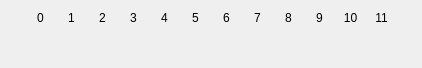
Qt form src/brickv/plugin_system/plugins/multi_touch/ui/multi_touch.ui (Tinkerforge/brickv) before a commit.
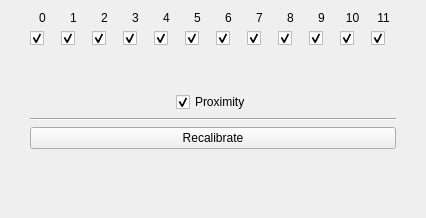
The same form after that commit.

Commit message: Add enable and calibrate buttons to Multi Touch Bricklet plugin

Patch:
```diff
--- a/src/brickv/plugin_system/plugins/multi_touch/ui/multi_touch.ui
+++ b/src/brickv/plugin_system/plugins/multi_touch/ui/multi_touch.ui
@@ -6,8 +6,8 @@
    <rect>
     <x>0</x>
     <y>0</y>
-    <width>422</width>
-    <height>68</height>
+    <width>426</width>
+    <height>218</height>
    </rect>
   </property>
   <property name="windowTitle">
@@ -15,7 +15,7 @@
   </property>
   <layout class="QVBoxLayout" name="verticalLayout">
    <item>
-    <layout class="QHBoxLayout" name="horizontalLayout">
+    <layout class="QHBoxLayout" name="horizontalLayout_2">
      <item>
       <spacer name="horizontalSpacer_2">
        <property name="orientation">
@@ -30,6 +30,10 @@
       </spacer>
      </item>
      <item>
+      <layout class="QVBoxLayout" name="verticalLayout_15">
+       <item>
+        <layout class="QHBoxLayout" name="horizontalLayout">
+         <item>
       <layout class="QVBoxLayout" name="verticalLayout_2">
        <item>
         <widget class="QLabel" name="label">
@@ -47,6 +51,20 @@
          </property>
         </widget>
        </item>
+           <item>
+            <layout class="QHBoxLayout" name="horizontalLayout_4">
+             <item>
+              <widget class="QCheckBox" name="cb_0">
+               <property name="text">
+                <string/>
+               </property>
+               <property name="checked">
+                <bool>true</bool>
+               </property>
+              </widget>
+             </item>
+            </layout>
+           </item>
        <item>
         <widget class="QLabel" name="mt_label_0">
          <property name="text">
@@ -74,6 +92,20 @@
          </property>
         </widget>
        </item>
+           <item>
+            <layout class="QHBoxLayout" name="horizontalLayout_5">
+             <item>
+              <widget class="QCheckBox" name="cb_1">
+               <property name="text">
+                <string/>
+               </property>
+               <property name="checked">
+                <bool>true</bool>
+               </property>
+              </widget>
+             </item>
+            </layout>
+           </item>
        <item>
         <widget class="QLabel" name="mt_label_1">
          <property name="text">
@@ -101,6 +133,20 @@
          </property>
         </widget>
        </item>
+           <item>
+            <layout class="QHBoxLayout" name="horizontalLayout_6">
+             <item>
+              <widget class="QCheckBox" name="cb_2">
+               <property name="text">
+                <string/>
+               </property>
+               <property name="checked">
+                <bool>true</bool>
+               </property>
+              </widget>
+             </item>
+            </layout>
+           </item>
        <item>
         <widget class="QLabel" name="mt_label_2">
          <property name="text">
@@ -128,6 +174,20 @@
          </property>
         </widget>
        </item>
+           <item>
+            <layout class="QHBoxLayout" name="horizontalLayout_7">
+             <item>
+              <widget class="QCheckBox" name="cb_3">
+               <property name="text">
+                <string/>
+               </property>
+               <property name="checked">
+                <bool>true</bool>
+               </property>
+              </widget>
+             </item>
+            </layout>
+           </item>
        <item>
         <widget class="QLabel" name="mt_label_3">
          <property name="text">
@@ -155,6 +215,20 @@
          </property>
         </widget>
        </item>
+           <item>
+            <layout class="QHBoxLayout" name="horizontalLayout_8">
+             <item>
+              <widget class="QCheckBox" name="cb_4">
+               <property name="text">
+                <string/>
+               </property>
+               <property name="checked">
+                <bool>true</bool>
+               </property>
+              </widget>
+             </item>
+            </layout>
+           </item>
        <item>
         <widget class="QLabel" name="mt_label_4">
          <property name="text">
@@ -182,6 +256,20 @@
          </property>
         </widget>
        </item>
+           <item>
+            <layout class="QHBoxLayout" name="horizontalLayout_9">
+             <item>
+              <widget class="QCheckBox" name="cb_5">
+               <property name="text">
+                <string/>
+               </property>
+               <property name="checked">
+                <bool>true</bool>
+               </property>
+              </widget>
+             </item>
+            </layout>
+           </item>
        <item>
         <widget class="QLabel" name="mt_label_5">
          <property name="text">
@@ -209,6 +297,20 @@
          </property>
         </widget>
        </item>
+           <item>
+            <layout class="QHBoxLayout" name="horizontalLayout_10">
+             <item>
+              <widget class="QCheckBox" name="cb_6">
+               <property name="text">
+                <string/>
+               </property>
+               <property name="checked">
+                <bool>true</bool>
+               </property>
+              </widget>
+             </item>
+            </layout>
+           </item>
        <item>
         <widget class="QLabel" name="mt_label_6">
          <property name="text">
@@ -236,6 +338,20 @@
          </property>
         </widget>
        </item>
+           <item>
+            <layout class="QHBoxLayout" name="horizontalLayout_11">
+             <item>
+              <widget class="QCheckBox" name="cb_7">
+               <property name="text">
+                <string/>
+               </property>
+               <property name="checked">
+                <bool>true</bool>
+               </property>
+              </widget>
+             </item>
+            </layout>
+           </item>
        <item>
         <widget class="QLabel" name="mt_label_7">
          <property name="text">
@@ -263,6 +379,20 @@
          </property>
         </widget>
        </item>
+           <item>
+            <layout class="QHBoxLayout" name="horizontalLayout_12">
+             <item>
+              <widget class="QCheckBox" name="cb_8">
+               <property name="text">
+                <string/>
+               </property>
+               <property name="checked">
+                <bool>true</bool>
+               </property>
+              </widget>
+             </item>
+            </layout>
+           </item>
        <item>
         <widget class="QLabel" name="mt_label_8">
          <property name="text">
@@ -290,6 +420,20 @@
          </property>
         </widget>
        </item>
+           <item>
+            <layout class="QHBoxLayout" name="horizontalLayout_13">
+             <item>
+              <widget class="QCheckBox" name="cb_9">
+               <property name="text">
+                <string/>
+               </property>
+               <property name="checked">
+                <bool>true</bool>
+               </property>
+              </widget>
+             </item>
+            </layout>
+           </item>
        <item>
         <widget class="QLabel" name="mt_label_9">
          <property name="text">
@@ -317,6 +461,20 @@
          </property>
         </widget>
        </item>
+           <item>
+            <layout class="QHBoxLayout" name="horizontalLayout_14">
+             <item>
+              <widget class="QCheckBox" name="cb_10">
+               <property name="text">
+                <string/>
+               </property>
+               <property name="checked">
+                <bool>true</bool>
+               </property>
+              </widget>
+             </item>
+            </layout>
+           </item>
        <item>
         <widget class="QLabel" name="mt_label_10">
          <property name="text">
@@ -344,10 +502,93 @@
          </property>
         </widget>
        </item>
+           <item>
+            <layout class="QHBoxLayout" name="horizontalLayout_15">
+             <item>
+              <widget class="QCheckBox" name="cb_11">
+               <property name="text">
+                <string/>
+               </property>
+               <property name="checked">
+                <bool>true</bool>
+               </property>
+              </widget>
+             </item>
+            </layout>
+           </item>
        <item>
         <widget class="QLabel" name="mt_label_11">
          <property name="text">
           <string/>
+             </property>
+            </widget>
+           </item>
+          </layout>
+         </item>
+        </layout>
+       </item>
+       <item>
+        <layout class="QVBoxLayout" name="verticalLayout_14">
+         <item>
+          <widget class="QLabel" name="mt_label_12">
+           <property name="text">
+            <string/>
+           </property>
+          </widget>
+         </item>
+         <item>
+          <layout class="QHBoxLayout" name="horizontalLayout_16">
+           <item>
+            <spacer name="horizontalSpacer_28">
+             <property name="orientation">
+              <enum>Qt::Horizontal</enum>
+             </property>
+             <property name="sizeHint" stdset="0">
+              <size>
+               <width>40</width>
+               <height>20</height>
+              </size>
+             </property>
+            </spacer>
+           </item>
+           <item>
+            <widget class="QCheckBox" name="cb_12">
+             <property name="text">
+              <string>Proximity</string>
+             </property>
+             <property name="checked">
+              <bool>true</bool>
+             </property>
+            </widget>
+           </item>
+           <item>
+            <spacer name="horizontalSpacer_27">
+             <property name="orientation">
+              <enum>Qt::Horizontal</enum>
+             </property>
+             <property name="sizeHint" stdset="0">
+              <size>
+               <width>40</width>
+               <height>20</height>
+              </size>
+             </property>
+            </spacer>
+           </item>
+          </layout>
+         </item>
+        </layout>
+       </item>
+       <item>
+        <widget class="Line" name="line">
+         <property name="orientation">
+          <enum>Qt::Horizontal</enum>
+         </property>
+        </widget>
+       </item>
+       <item>
+        <widget class="QPushButton" name="button_recalibrate">
+         <property name="text">
+          <string>Recalibrate</string>
          </property>
         </widget>
        </item>
```
Lines whose indentation alone changed are shown as unchanged. The commit also changes 1 other file.
